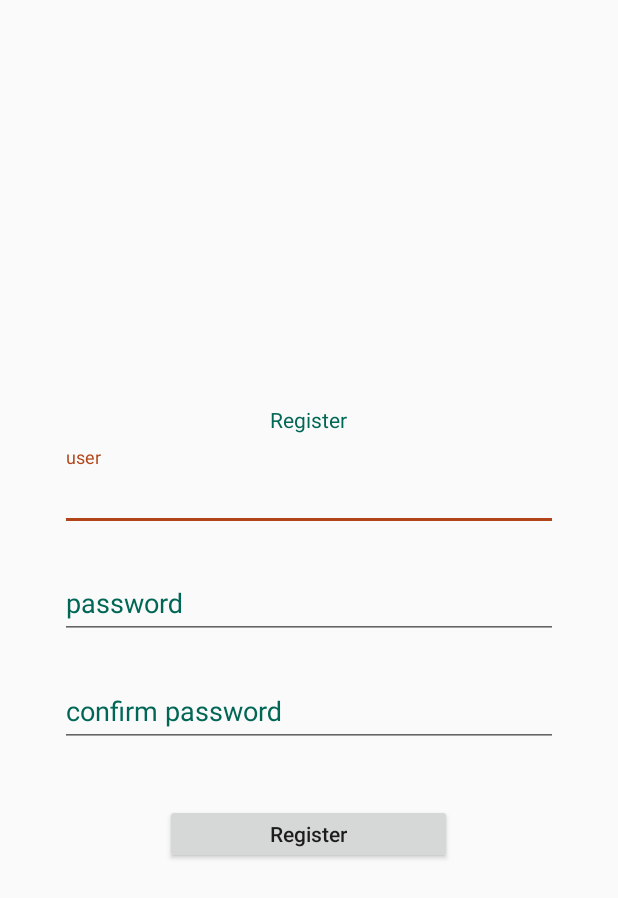
After one commit to CarlosDubon/FavTrack, an Android app: the layout register.xml on its own in the app's theme, with its tools: preview values and no code run, on a phone screen of 412 x 824 dp. The commit adds this screen. Shown: the top 898 px of the screen. Run offline under Robolectric (Android 15) with nearby library versions, the phone set to English and light mode, and no system bars.

Commit message:
creacion de xml login y registro

```diff
--- a/app/build.gradle
+++ b/app/build.gradle
@@ -28,6 +28,7 @@ dependencies {
     implementation 'android.arch.lifecycle:extensions:1.1.1'
     implementation 'android.arch.persistence.room:runtime:1.1.0'
     annotationProcessor "android.arch.persistence.room:compiler:1.1.0"
+    implementation 'com.android.support:design:27.1.1'
     implementation 'com.android.support:recyclerview-v7:27.1.1'
     implementation 'com.android.support:cardview-v7:27.1.1'
     //RetroFit libreries y RxJava
--- /dev/null
+++ b/app/src/main/res/layout/register.xml
@@ -0,0 +1,182 @@
+<?xml version="1.0" encoding="UTF-8"?>
+
+
+<RelativeLayout xmlns:android="http://schemas.android.com/apk/res/android"
+    xmlns:app="http://schemas.android.com/apk/res-auto"
+    xmlns:tools="http://schemas.android.com/tools"
+    android:id="@+id/Constraint_Layout"
+    android:layout_width="match_parent"
+    android:layout_height="match_parent"
+    android:animateLayoutChanges="true"
+
+    tools:context=".activities.FavTrack">
+
+
+
+
+    <RelativeLayout
+        android:layout_width="wrap_content"
+        android:layout_height="wrap_content"
+        android:layout_centerInParent="true"
+        android:layout_marginLeft="40dp"
+        android:layout_marginRight="40dp"
+        android:visibility="visible">
+
+
+        <RelativeLayout
+            android:id="@+id/layout1"
+            android:layout_width="wrap_content"
+            android:layout_height="wrap_content"
+            android:layout_below="@+id/logoApp"
+            android:visibility="visible">
+
+            <TextView
+                android:id="@+id/tv_login"
+                android:layout_width="wrap_content"
+                android:layout_height="wrap_content"
+                android:layout_alignParentTop="true"
+                android:layout_centerHorizontal="true"
+                android:layout_marginTop="22dp"
+                android:gravity="center"
+                android:text="Register"
+                android:textColor="@color/colorPrimaryDark" />
+
+
+
+
+            <LinearLayout
+                android:id="@+id/linlay1"
+                android:layout_width="match_parent"
+                android:layout_height="wrap_content"
+                android:layout_alignTop="@+id/tv_login"
+                android:orientation="vertical">
+
+
+
+
+                <LinearLayout
+                    android:layout_width="match_parent"
+                    android:layout_height="wrap_content"
+                    android:orientation="vertical">
+
+
+
+
+
+                </LinearLayout>
+
+
+
+
+                <LinearLayout
+                    android:layout_width="match_parent"
+                    android:layout_height="wrap_content"
+                    android:layout_marginTop="20dp"
+                    android:orientation="vertical">
+
+
+
+
+                    <android.support.design.widget.TextInputLayout
+                        android:id="@+id/pass"
+                        android:layout_width="match_parent"
+                        android:layout_height="wrap_content"
+                        android:layout_marginBottom="8dp"
+                        android:layout_marginTop="8dp"
+                        android:textColorHint="@color/colorPrimaryDark">
+
+                        <EditText
+                            android:id="@+id/id_user_register"
+                            android:layout_width="match_parent"
+                            android:layout_height="wrap_content"
+                            android:hint="user"
+                            android:inputType="textPassword"
+                            android:textColor="@color/colorPrimaryDark"
+                            android:textColorHighlight="@color/colorPrimaryDark"
+                            android:textColorHint="@color/colorPrimaryDark"
+                            android:textColorLink="@color/colorPrimaryDark" />
+
+                    </android.support.design.widget.TextInputLayout>
+
+
+                    <android.support.design.widget.TextInputLayout
+                        android:id="@+id/id_edit_user_register"
+                        android:layout_width="match_parent"
+                        android:layout_height="wrap_content"
+                        android:layout_marginBottom="8dp"
+                        android:layout_marginTop="8dp"
+                        android:textColorHint="@color/colorPrimaryDark">
+
+                        <EditText
+                            android:id="@+id/id_edit_pass_register"
+                            android:layout_width="match_parent"
+                            android:layout_height="wrap_content"
+                            android:hint="password"
+                            android:inputType="textPassword"
+                            android:textColor="@color/colorPrimaryDark"
+                            android:textColorHighlight="@color/colorPrimaryDark"
+                            android:textColorHint="@color/colorPrimaryDark"
+                            android:textColorLink="@color/colorPrimaryDark" />
+
+                    </android.support.design.widget.TextInputLayout>
+                    <android.support.design.widget.TextInputLayout
+                        android:id="@+id/pass"
+                        android:layout_width="match_parent"
+                        android:layout_height="wrap_content"
+                        android:layout_marginBottom="8dp"
+                        android:layout_marginTop="8dp"
+                        android:textColorHint="@color/colorPrimaryDark">
+
+                        <EditText
+                            android:id="@+id/id_edit_c_pass_register"
+                            android:layout_width="match_parent"
+                            android:layout_height="wrap_content"
+                            android:hint="confirm password"
+                            android:inputType="textPassword"
+                            android:textColor="@color/colorPrimaryDark"
+                            android:textColorHighlight="@color/colorPrimaryDark"
+                            android:textColorHint="@color/colorPrimaryDark"
+                            android:textColorLink="@color/colorPrimaryDark" />
+
+                    </android.support.design.widget.TextInputLayout>
+
+
+                </LinearLayout>
+
+            </LinearLayout>
+
+            <android.support.v7.widget.AppCompatButton
+                android:id="@+id/id_btn_r_register"
+                android:layout_width="wrap_content"
+                android:layout_height="40dp"
+                android:layout_below="@+id/linlay1"
+                android:layout_centerHorizontal="true"
+                android:layout_marginTop="30dp"
+                android:paddingLeft="70dp"
+                android:paddingRight="70dp"
+                android:text="Register"
+                android:textAllCaps="false" />
+
+
+
+
+        </RelativeLayout>
+
+    </RelativeLayout>
+
+
+
+
+    <RelativeLayout
+        android:id="@+id/layout2"
+        android:layout_width="match_parent"
+        android:layout_height="wrap_content"
+        android:layout_alignParentBottom="true"
+        android:layout_marginLeft="20dp"
+        android:layout_marginRight="20dp"
+        android:visibility="visible">
+
+
+    </RelativeLayout>
+
+</RelativeLayout>
--- a/app/src/main/res/values/colors.xml
+++ b/app/src/main/res/values/colors.xml
@@ -1,6 +1,14 @@
 <?xml version="1.0" encoding="utf-8"?>
 <resources>
-    <color name="colorPrimary">#3F51B5</color>
-    <color name="colorPrimaryDark">#303F9F</color>
-    <color name="colorAccent">#FF4081</color>
+    <color name="colorPrimary">#19b298</color>
+    <color name="colorPrimaryMedium">#2BB29B</color>
+    <color name="colorPrimaryDark">#006655</color>
+    <color name="colorAccent">#B24419</color>
+    <color name="colorAccentDark">#661F04</color>
+    <color name="backTint">#f3f3f3</color>
+
+    <color name="white">#FFFFFF</color>
+    <color name="transparent">#00000000</color>
+    <color name="gradStart">#2BB29B</color>
+    <color name="gradStop">#006655</color>
 </resources>
```
Also changed, not shown: app/src/main/res/layout/login.xml (added, +181 -0 lines), app/src/main/res/values/strings.xml (+20 -1 lines), app/src/main/res/values/styles.xml (+82 -1 lines), app/src/main/res/drawable/avatar.png (added).
